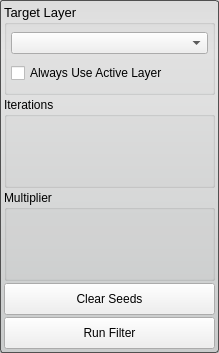
Before: the Qt Designer form src/Interface/ToolInterface/ConfidenceConnectedFilterInterface.ui in SCIInstitute/Seg3D, drawn with Qt 5.
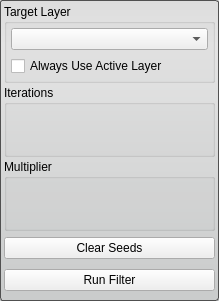
After: the same form once the commit is applied. Custom widgets are drawn as their Qt base class.

What changed in the file:
```diff
--- a/src/Interface/ToolInterface/ConfidenceConnectedFilterInterface.ui
+++ b/src/Interface/ToolInterface/ConfidenceConnectedFilterInterface.ui
@@ -7,7 +7,7 @@
     <x>0</x>
     <y>0</y>
     <width>219</width>
-    <height>353</height>
+    <height>301</height>
    </rect>
   </property>
   <property name="sizePolicy">
@@ -47,11 +47,6 @@
    </property>
    <item>
     <widget class="QGroupBox" name="target_groupbox_">
-     <property name="font">
-      <font>
-       <pointsize>10</pointsize>
-      </font>
-     </property>
      <property name="title">
       <string>Target Layer</string>
      </property>
@@ -70,10 +65,28 @@
        </widget>
       </item>
       <item>
-       <widget class="QCheckBox" name="use_active_layer_">
-        <property name="text">
-         <string>Always Use Active Layer</string>
+       <widget class="QWidget" name="widget_3" native="true">
+        <property name="minimumSize">
+         <size>
+          <width>0</width>
+          <height>20</height>
+         </size>
         </property>
+        <layout class="QHBoxLayout" name="horizontalLayout_3">
+         <property name="spacing">
+          <number>0</number>
+         </property>
+         <property name="margin">
+          <number>0</number>
+         </property>
+         <item>
+          <widget class="QCheckBox" name="use_active_layer_">
+           <property name="text">
+            <string>Always Use Active Layer</string>
+           </property>
+          </widget>
+         </item>
+        </layout>
        </widget>
       </item>
      </layout>
@@ -85,15 +98,23 @@
       <string>Iterations</string>
      </property>
      <layout class="QVBoxLayout" name="verticalLayout_2">
-      <property name="margin">
+      <property name="spacing">
+       <number>0</number>
+      </property>
+      <property name="leftMargin">
+       <number>4</number>
+      </property>
+      <property name="topMargin">
+       <number>2</number>
+      </property>
+      <property name="rightMargin">
+       <number>4</number>
+      </property>
+      <property name="bottomMargin">
        <number>4</number>
       </property>
       <item>
-       <layout class="QHBoxLayout" name="iterations_layout_">
-        <property name="spacing">
-         <number>0</number>
-        </property>
-       </layout>
+       <widget class="QtUtils::QtSliderIntCombo" name="iterations_" native="true"/>
       </item>
      </layout>
     </widget>
@@ -104,11 +125,23 @@
       <string>Multiplier</string>
      </property>
      <layout class="QVBoxLayout" name="verticalLayout_3">
-      <property name="margin">
+      <property name="spacing">
+       <number>0</number>
+      </property>
+      <property name="leftMargin">
+       <number>4</number>
+      </property>
+      <property name="topMargin">
+       <number>2</number>
+      </property>
+      <property name="rightMargin">
+       <number>4</number>
+      </property>
+      <property name="bottomMargin">
        <number>4</number>
       </property>
       <item>
-       <layout class="QHBoxLayout" name="multiplier_layout_"/>
+       <widget class="QtUtils::QtSliderDoubleCombo" name="multiplier_" native="true"/>
       </item>
      </layout>
     </widget>
@@ -118,64 +151,28 @@
      <property name="minimumSize">
       <size>
        <width>0</width>
-       <height>32</height>
+       <height>64</height>
       </size>
      </property>
      <property name="maximumSize">
       <size>
        <width>16777215</width>
-       <height>32</height>
+       <height>64</height>
       </size>
      </property>
-     <layout class="QHBoxLayout" name="horizontalLayout">
+     <layout class="QVBoxLayout" name="verticalLayout_5">
       <property name="margin">
        <number>0</number>
       </property>
       <item>
        <widget class="QPushButton" name="clear_seeds_button_">
-        <property name="sizePolicy">
-         <sizepolicy hsizetype="Preferred" vsizetype="Preferred">
-          <horstretch>0</horstretch>
-          <verstretch>0</verstretch>
-         </sizepolicy>
-        </property>
         <property name="text">
          <string>Clear Seeds</string>
         </property>
        </widget>
       </item>
-     </layout>
-    </widget>
-   </item>
-   <item>
-    <widget class="QWidget" name="widget_2" native="true">
-     <property name="minimumSize">
-      <size>
-       <width>0</width>
-       <height>32</height>
-      </size>
-     </property>
-     <property name="maximumSize">
-      <size>
-       <width>16777215</width>
-       <height>32</height>
-      </size>
-     </property>
-     <layout class="QHBoxLayout" name="horizontalLayout_2">
-      <property name="spacing">
-       <number>0</number>
-      </property>
-      <property name="margin">
-       <number>0</number>
-      </property>
       <item>
        <widget class="QPushButton" name="run_button_">
-        <property name="sizePolicy">
-         <sizepolicy hsizetype="Preferred" vsizetype="Preferred">
-          <horstretch>0</horstretch>
-          <verstretch>0</verstretch>
-         </sizepolicy>
-        </property>
         <property name="text">
          <string>Run Filter</string>
         </property>
@@ -186,6 +183,20 @@
    </item>
   </layout>
  </widget>
+ <customwidgets>
+  <customwidget>
+   <class>QtUtils::QtSliderDoubleCombo</class>
+   <extends>QWidget</extends>
+   <header location="global">QtUtils/Widgets/QtSliderDoubleCombo.h</header>
+   <container>1</container>
+  </customwidget>
+  <customwidget>
+   <class>QtUtils::QtSliderIntCombo</class>
+   <extends>QWidget</extends>
+   <header location="global">QtUtils/Widgets/QtSliderIntCombo.h</header>
+   <container>1</container>
+  </customwidget>
+ </customwidgets>
  <resources/>
  <connections/>
 </ui>
```
